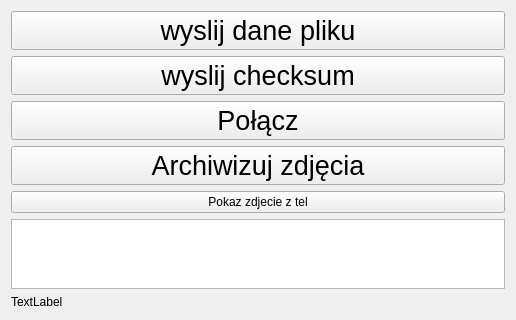
First picture: the form in ClientApplication/src/libs/ui/MainWindow.ui, repository militia11/in, before the edit.
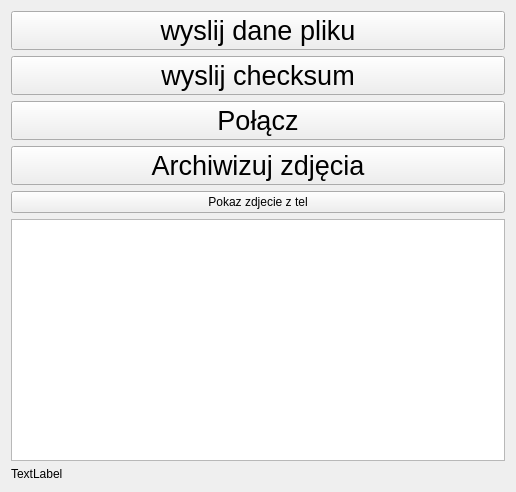
Second picture: the form after the edit.

Diff of the .ui file:
```diff
--- a/ClientApplication/src/libs/ui/MainWindow.ui
+++ b/ClientApplication/src/libs/ui/MainWindow.ui
@@ -7,7 +7,7 @@
     <x>0</x>
     <y>0</y>
     <width>516</width>
-    <height>288</height>
+    <height>492</height>
    </rect>
   </property>
   <property name="sizePolicy">
```
